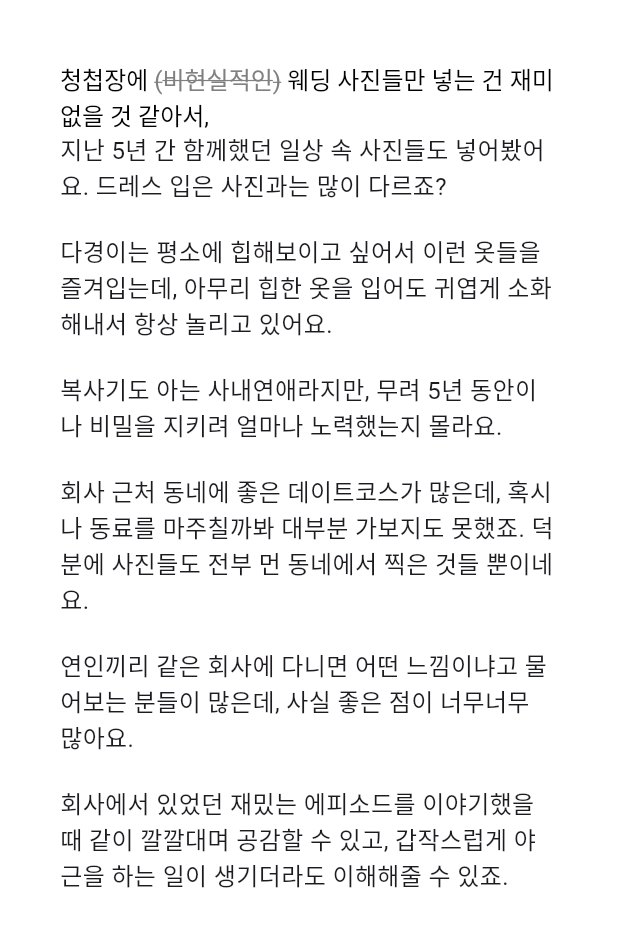
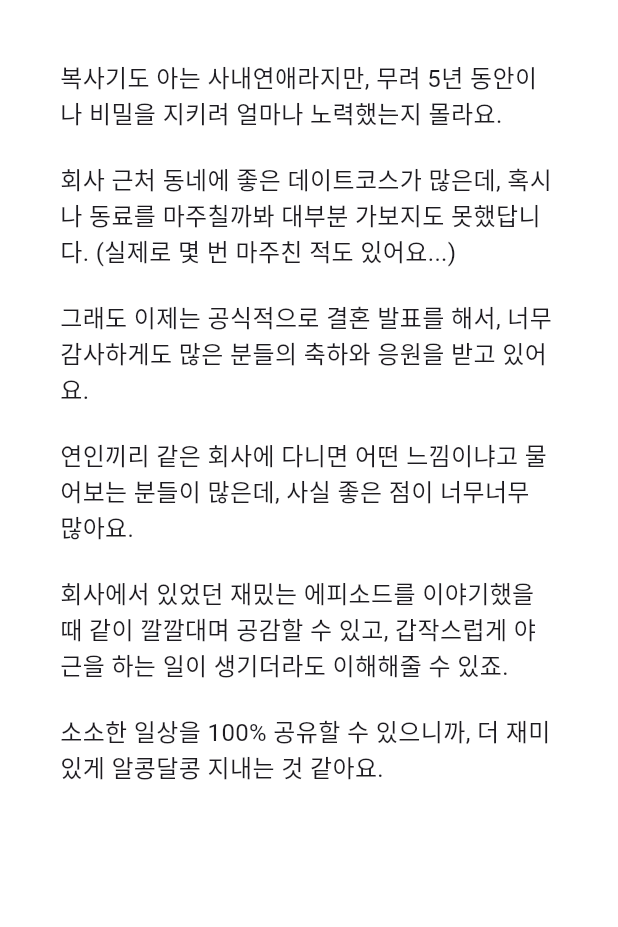
Before and after one commit to jhyunahn226/jhdkwedding, a Flutter app: the Page3 widget shown alone on an empty page, opened directly, on a phone screen of 412 x 824 dp. Shown: the top 927 px of the screen. Run offline on Flutter 3.47's test engine with Material 3 defaults, Android fonts, the light colour scheme and no system bars; our stand-ins replace carousel_slider, lottie, percent_indicator, supabase_flutter; accounts and stored records are empty; Roboto replaces fonts that are missing (KyoboHandwriting2019).

Commit message:
내용 수정

```diff
--- a/lib/widgets/page3.dart
+++ b/lib/widgets/page3.dart
@@ -1,5 +1,4 @@
 import 'package:flutter/material.dart';
-import 'package:jhdkwedding/constants/enum.dart';
 import 'package:jhdkwedding/constants/gaps.dart';
 import 'package:jhdkwedding/constants/sizes.dart';
 
@@ -8,59 +7,12 @@ class Page3 extends StatelessWidget {
 
   @override
   Widget build(BuildContext context) {
-    return Padding(
-      padding: const EdgeInsets.all(Sizes.size40),
+    return const Padding(
+      padding: EdgeInsets.all(Sizes.size40),
       child: Column(
         crossAxisAlignment: CrossAxisAlignment.start,
         children: [
-          RichText(
-            text: const TextSpan(
-              text: '청첩장에 ',
-              style: TextStyle(
-                fontFamily: 'KyoboHandwriting2019',
-                fontSize: Sizes.size16,
-                color: ColorEnum.black,
-                decoration: TextDecoration.none,
-              ),
-              children: [
-                TextSpan(
-                  text: '(비현실적인)',
-                  style: TextStyle(
-                    fontFamily: 'KyoboHandwriting2019',
-                    fontSize: Sizes.size16,
-                    color: ColorEnum.grey,
-                    decoration: TextDecoration.lineThrough,
-                  ),
-                  children: [
-                    TextSpan(
-                      text: ' 웨딩 사진들만 넣는 건 재미 없을 것 같아서,',
-                      style: TextStyle(
-                        color: ColorEnum.black,
-                        decoration: TextDecoration.none,
-                      ),
-                    ),
-                  ],
-                ),
-              ],
-            ),
-          ),
-          const Text(
-            '지난 5년 간 함께했던 일상 속 사진들도 넣어봤어요. 드레스 입은 사진과는 많이 다르죠?',
-            style: TextStyle(
-              fontFamily: 'KyoboHandwriting2019',
-              fontSize: Sizes.size16,
-            ),
-          ),
-          Gaps.v20,
-          const Text(
-            '다경이는 평소에 힙해보이고 싶어서 이런 옷들을 즐겨입는데, 아무리 힙한 옷을 입어도 귀엽게 소화해내서 항상 놀리고 있어요.',
-            style: TextStyle(
-              fontFamily: 'KyoboHandwriting2019',
-              fontSize: Sizes.size16,
-            ),
-          ),
-          Gaps.v20,
-          const Text(
+          Text(
             '복사기도 아는 사내연애라지만, 무려 5년 동안이나 비밀을 지키려 얼마나 노력했는지 몰라요.',
             style: TextStyle(
               fontFamily: 'KyoboHandwriting2019',
@@ -68,15 +20,23 @@ class Page3 extends StatelessWidget {
             ),
           ),
           Gaps.v20,
-          const Text(
-            '회사 근처 동네에 좋은 데이트코스가 많은데, 혹시나 동료를 마주칠까봐 대부분 가보지도 못했죠. 덕분에 사진들도 전부 먼 동네에서 찍은 것들 뿐이네요.',
+          Text(
+            '회사 근처 동네에 좋은 데이트코스가 많은데, 혹시나 동료를 마주칠까봐 대부분 가보지도 못했답니다. (실제로 몇 번 마주친 적도 있어요...)',
             style: TextStyle(
               fontFamily: 'KyoboHandwriting2019',
               fontSize: Sizes.size16,
             ),
           ),
           Gaps.v20,
-          const Text(
+          Text(
+            '그래도 이제는 공식적으로 결혼 발표를 해서, 너무 감사하게도 많은 분들의 축하와 응원을 받고 있어요.',
+            style: TextStyle(
+              fontFamily: 'KyoboHandwriting2019',
+              fontSize: Sizes.size16,
+            ),
+          ),
+          Gaps.v20,
+          Text(
             '연인끼리 같은 회사에 다니면 어떤 느낌이냐고 물어보는 분들이 많은데, 사실 좋은 점이 너무너무 많아요.',
             style: TextStyle(
               fontFamily: 'KyoboHandwriting2019',
@@ -84,8 +44,16 @@ class Page3 extends StatelessWidget {
             ),
           ),
           Gaps.v20,
-          const Text(
+          Text(
             '회사에서 있었던 재밌는 에피소드를 이야기했을 때 같이 깔깔대며 공감할 수 있고, 갑작스럽게 야근을 하는 일이 생기더라도 이해해줄 수 있죠.',
+            style: TextStyle(
+              fontFamily: 'KyoboHandwriting2019',
+              fontSize: Sizes.size16,
+            ),
+          ),
+          Gaps.v20,
+          Text(
+            '소소한 일상을 100% 공유할 수 있으니까, 더 재미있게 알콩달콩 지내는 것 같아요.',
             style: TextStyle(
               fontFamily: 'KyoboHandwriting2019',
               fontSize: Sizes.size16,
```
Also changed, not shown: lib/widgets/page4.dart (+26 -8 lines).
